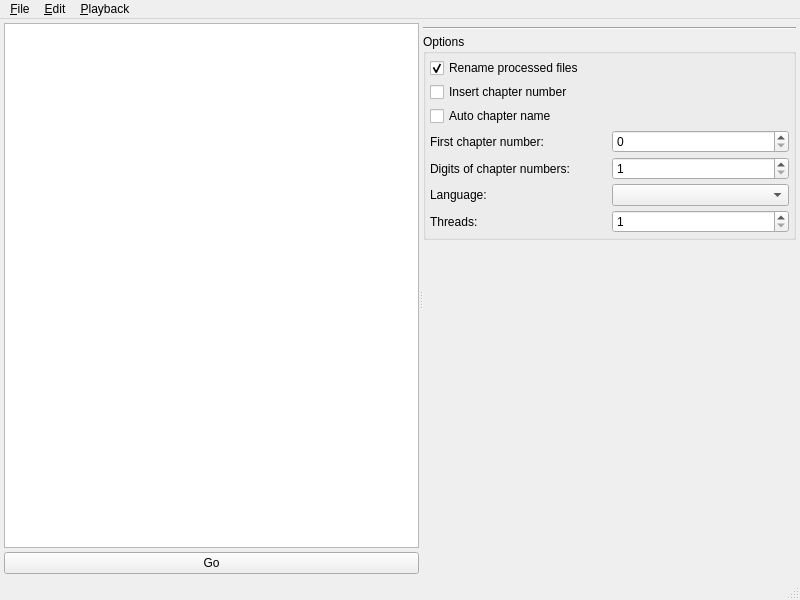
CaSchmidt/AudioBooQer, file AudioBooQer/ui/forms/WMainWindow.ui: the form before one commit.
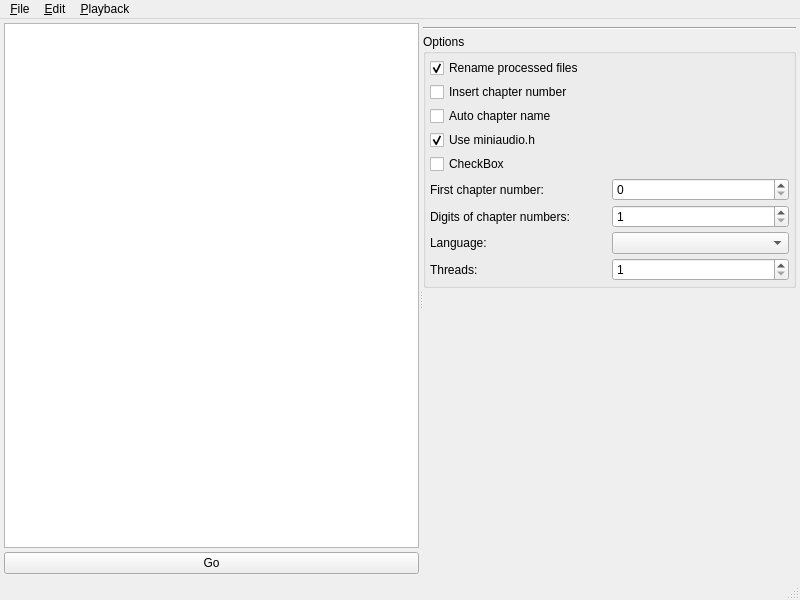
The form after the commit. Custom widgets are drawn as their Qt base class.

Commit message: Enable miniaudio.h for transcoding audio streams.

```diff
--- a/AudioBooQer/ui/forms/WMainWindow.ui
+++ b/AudioBooQer/ui/forms/WMainWindow.ui
@@ -70,7 +70,7 @@
         </item>
        </layout>
       </widget>
-      <widget class="QWidget" name="layoutWidget_1">
+      <widget class="QWidget" name="layoutWidget">
        <layout class="QVBoxLayout" name="verticalLayout">
         <property name="spacing">
          <number>4</number>
@@ -130,14 +130,31 @@
              </property>
             </widget>
            </item>
-           <item row="3" column="0">
+           <item row="3" column="0" colspan="2">
+            <widget class="QCheckBox" name="miniaudioCheck">
+             <property name="text">
+              <string>Use miniaudio.h</string>
+             </property>
+             <property name="checked">
+              <bool>true</bool>
+             </property>
+            </widget>
+           </item>
+           <item row="4" column="0" colspan="2">
+            <widget class="QCheckBox" name="checkBox_2">
+             <property name="text">
+              <string>CheckBox</string>
+             </property>
+            </widget>
+           </item>
+           <item row="5" column="0">
             <widget class="QLabel" name="label">
              <property name="text">
               <string>First chapter number:</string>
              </property>
             </widget>
            </item>
-           <item row="3" column="1">
+           <item row="5" column="1">
             <widget class="QSpinBox" name="firstChapterSpin">
              <property name="minimum">
               <number>0</number>
@@ -147,14 +164,14 @@
              </property>
             </widget>
            </item>
-           <item row="4" column="0">
+           <item row="6" column="0">
             <widget class="QLabel" name="label_2">
              <property name="text">
               <string>Digits of chapter numbers:</string>
              </property>
             </widget>
            </item>
-           <item row="4" column="1">
+           <item row="6" column="1">
             <widget class="QSpinBox" name="numberWidthSpin">
              <property name="minimum">
               <number>1</number>
@@ -164,24 +181,24 @@
              </property>
             </widget>
            </item>
-           <item row="5" column="0">
+           <item row="7" column="0">
             <widget class="QLabel" name="label_3">
              <property name="text">
               <string>Language:</string>
              </property>
             </widget>
            </item>
-           <item row="5" column="1">
+           <item row="7" column="1">
             <widget class="QComboBox" name="languageCombo"/>
            </item>
-           <item row="6" column="0">
+           <item row="8" column="0">
             <widget class="QLabel" name="label_4">
              <property name="text">
               <string>Threads:</string>
              </property>
             </widget>
            </item>
-           <item row="6" column="1">
+           <item row="8" column="1">
             <widget class="QSpinBox" name="threadSpin">
              <property name="minimum">
               <number>1</number>
```
Left out of the diff: 3 changed lines with no effect on the pictures. The commit also changes 4 other files.
